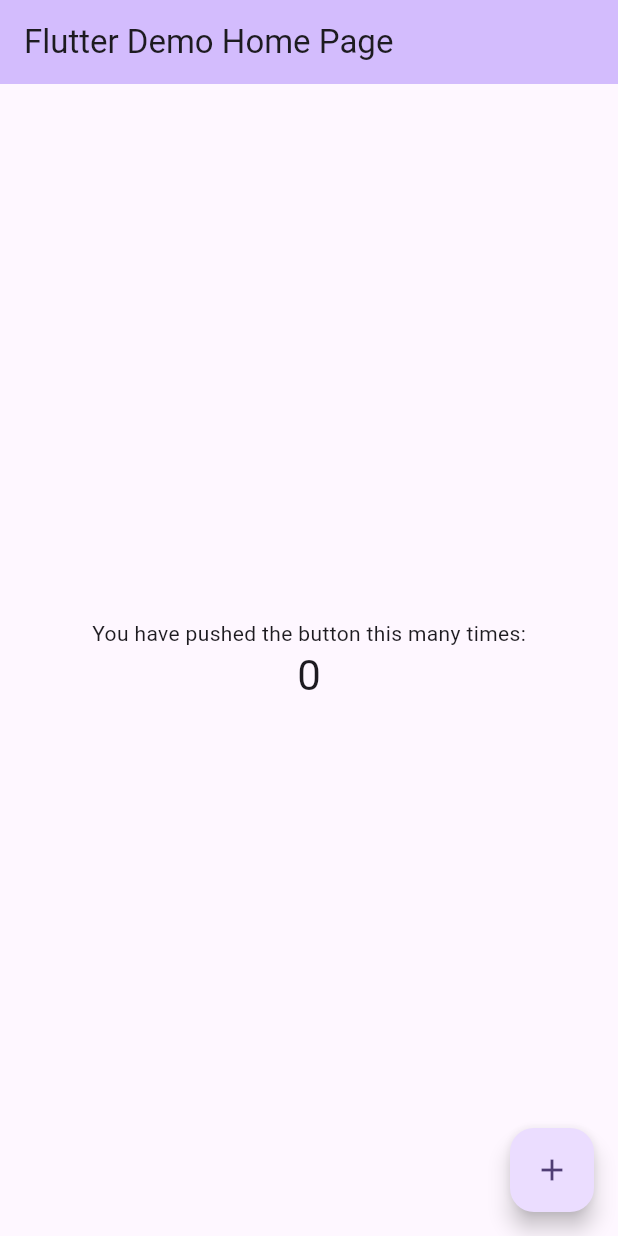
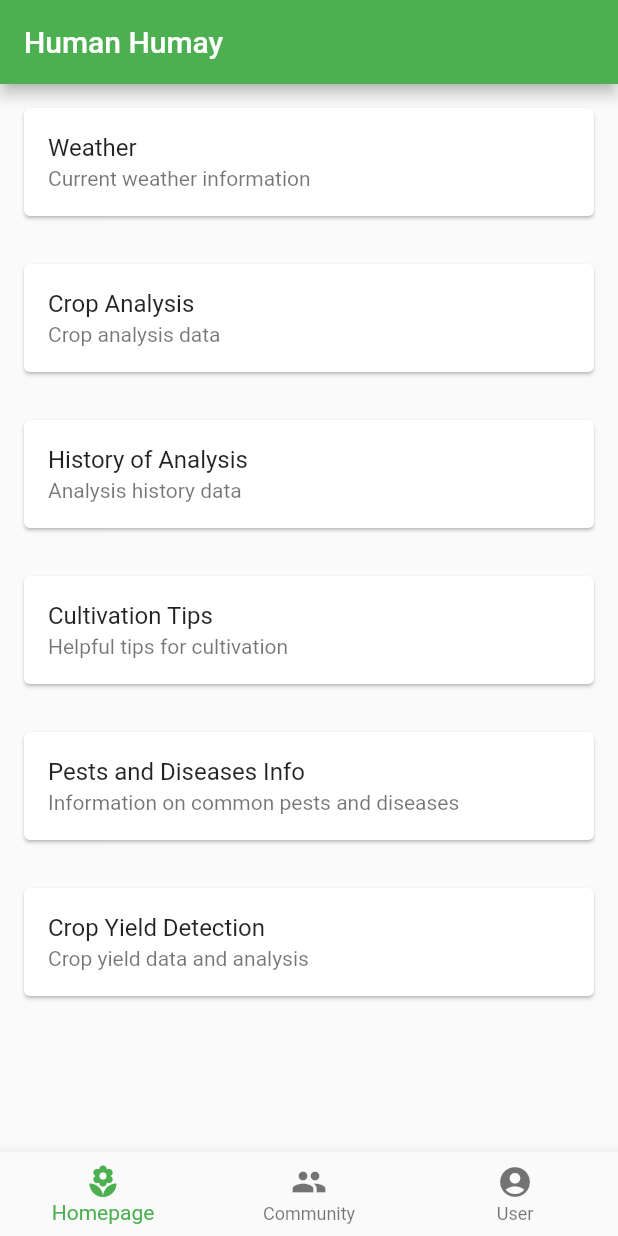
Before and after one commit to kclementir/cc206_human_humay, a Flutter app: the screen it shows after launch, on a phone screen of 412 x 824 dp. Run offline on Flutter 3.47's test engine with Material 2 defaults, Android fonts, the light colour scheme and no system bars.

Commit message:
created Dashboard feature

```diff
--- /dev/null
+++ b/lib/features/dashboard.dart
@@ -0,0 +1,81 @@
+import 'package:flutter/material.dart';
+
+class Dashboard extends StatelessWidget {
+  const Dashboard({Key? key}) : super(key: key);
+
+  @override
+  Widget build(BuildContext context) {
+    return const Scaffold(
+      body: Column(
+        crossAxisAlignment: CrossAxisAlignment.stretch,
+        children: [
+          // Weather
+          Flexible(
+            child: Card(
+              margin: EdgeInsets.all(16.0),
+              child: ListTile(
+                title: Text('Weather'),
+                subtitle: Text('Current weather information'),
+              ),
+            ),
+          ),
+
+          // Crop Analysis
+          Flexible(
+            child: Card(
+              margin: EdgeInsets.all(16.0),
+              child: ListTile(
+                title: Text('Crop Analysis'),
+                subtitle: Text('Crop analysis data'),
+              ),
+            ),
+          ),
+
+          // History of Analysis
+          Flexible(
+            child: Card(
+              margin: EdgeInsets.all(16.0),
+              child: ListTile(
+                title: Text('History of Analysis'),
+                subtitle: Text('Analysis history data'),
+              ),
+            ),
+          ),
+
+          // Cultivation Tips
+          Flexible(
+            child: Card(
+              margin: EdgeInsets.all(16.0),
+              child: ListTile(
+                title: Text('Cultivation Tips'),
+                subtitle: Text('Helpful tips for cultivation'),
+              ),
+            ),
+          ),
+
+          // Pests and Diseases Info
+          Flexible(
+            child: Card(
+              margin: EdgeInsets.all(16.0),
+              child: ListTile(
+                title: Text('Pests and Diseases Info'),
+                subtitle: Text('Information on common pests and diseases'),
+              ),
+            ),
+          ),
+
+          // Crop Yield Detection
+          Flexible(
+            child: Card(
+              margin: EdgeInsets.all(16.0),
+              child: ListTile(
+                title: Text('Crop Yield Detection'),
+                subtitle: Text('Crop yield data and analysis'),
+              ),
+            ),
+          ),
+        ],
+      ),
+    );
+  }
+}
--- a/lib/main.dart
+++ b/lib/main.dart
@@ -1,4 +1,5 @@
 import 'package:flutter/material.dart';
+import 'package:cc206_human_humay/features/dashboard.dart';
 
 void main() {
   runApp(const MyApp());
@@ -7,119 +8,97 @@ void main() {
 class MyApp extends StatelessWidget {
   const MyApp({super.key});
 
-  // This widget is the root of your application.
   @override
   Widget build(BuildContext context) {
     return MaterialApp(
-      title: 'Flutter Demo',
+      title: 'Human Humay',
       theme: ThemeData(
-        // This is the theme of your application.
-        //
-        // TRY THIS: Try running your application with "flutter run". You'll see
-        // the application has a blue toolbar. Then, without quitting the app,
-        // try changing the seedColor in the colorScheme below to Colors.green
-        // and then invoke "hot reload" (save your changes or press the "hot
-        // reload" button in a Flutter-supported IDE, or press "r" if you used
-        // the command line to start the app).
-        //
-        // Notice that the counter didn't reset back to zero; the application
-        // state is not lost during the reload. To reset the state, use hot
-        // restart instead.
-        //
-        // This works for code too, not just values: Most code changes can be
-        // tested with just a hot reload.
-        colorScheme: ColorScheme.fromSeed(seedColor: Colors.deepPurple),
-        useMaterial3: true,
+        primarySwatch: Colors.green,
       ),
-      home: const MyHomePage(title: 'Flutter Demo Home Page'),
+      home: const MyHomePage(),
     );
   }
 }
 
 class MyHomePage extends StatefulWidget {
-  const MyHomePage({super.key, required this.title});
-
-  // This widget is the home page of your application. It is stateful, meaning
-  // that it has a State object (defined below) that contains fields that affect
-  // how it looks.
-
-  // This class is the configuration for the state. It holds the values (in this
-  // case the title) provided by the parent (in this case the App widget) and
-  // used by the build method of the State. Fields in a Widget subclass are
-  // always marked "final".
-
-  final String title;
+  const MyHomePage({Key? key}) : super(key: key);
 
   @override
-  State<MyHomePage> createState() => _MyHomePageState();
+  _MyHomePageState createState() => _MyHomePageState();
 }
 
 class _MyHomePageState extends State<MyHomePage> {
-  int _counter = 0;
+  int _currentIndex = 0;
 
-  void _incrementCounter() {
-    setState(() {
-      // This call to setState tells the Flutter framework that something has
-      // changed in this State, which causes it to rerun the build method below
-      // so that the display can reflect the updated values. If we changed
-      // _counter without calling setState(), then the build method would not be
-      // called again, and so nothing would appear to happen.
-      _counter++;
-    });
-  }
+  final List<Widget> _pages = [
+    const DashboardPage(), //Done
+    const CommunityPage(),
+    const UserProfilePage(),
+  ];
 
   @override
   Widget build(BuildContext context) {
-    // This method is rerun every time setState is called, for instance as done
-    // by the _incrementCounter method above.
-    //
-    // The Flutter framework has been optimized to make rerunning build methods
-    // fast, so that you can just rebuild anything that needs updating rather
-    // than having to individually change instances of widgets.
     return Scaffold(
       appBar: AppBar(
-        // TRY THIS: Try changing the color here to a specific color (to
-        // Colors.amber, perhaps?) and trigger a hot reload to see the AppBar
-        // change color while the other colors stay the same.
-        backgroundColor: Theme.of(context).colorScheme.inversePrimary,
-        // Here we take the value from the MyHomePage object that was created by
-        // the App.build method, and use it to set our appbar title.
-        title: Text(widget.title),
+        title: const Text('Human Humay'),
       ),
-      body: Center(
-        // Center is a layout widget. It takes a single child and positions it
-        // in the middle of the parent.
-        child: Column(
-          // Column is also a layout widget. It takes a list of children and
-          // arranges them vertically. By default, it sizes itself to fit its
-          // children horizontally, and tries to be as tall as its parent.
-          //
-          // Column has various properties to control how it sizes itself and
-          // how it positions its children. Here we use mainAxisAlignment to
-          // center the children vertically; the main axis here is the vertical
-          // axis because Columns are vertical (the cross axis would be
-          // horizontal).
-          //
-          // TRY THIS: Invoke "debug painting" (choose the "Toggle Debug Paint"
-          // action in the IDE, or press "p" in the console), to see the
-          // wireframe for each widget.
-          mainAxisAlignment: MainAxisAlignment.center,
-          children: <Widget>[
-            const Text(
-              'You have pushed the button this many times:',
-            ),
-            Text(
-              '$_counter',
-              style: Theme.of(context).textTheme.headlineMedium,
-            ),
-          ],
-        ),
+      body: _pages[_currentIndex],
+      bottomNavigationBar: BottomNavigationBar(
+        currentIndex: _currentIndex,
+        onTap: (int index) {
+          setState(() {
+            _currentIndex = index;
+          });
+        },
+        items: const [
+          BottomNavigationBarItem(
+            icon: Icon(Icons.local_florist),
+            label: 'Homepage',
+          ),
+          BottomNavigationBarItem(
+            icon: Icon(Icons.people),
+            label: 'Community',
+          ),
+          BottomNavigationBarItem(
+            icon: Icon(Icons.account_circle),
+            label: 'User',
+          ),
+        ],
       ),
-      floatingActionButton: FloatingActionButton(
-        onPressed: _incrementCounter,
-        tooltip: 'Increment',
-        child: const Icon(Icons.add),
-      ), // This trailing comma makes auto-formatting nicer for build methods.
     );
   }
 }
+
+class DashboardPage extends StatelessWidget {
+  const DashboardPage({super.key});
+
+  @override
+  Widget build(BuildContext context) {
+    // Display the content from the Dashboard widget
+    return const Dashboard();
+  }
+}
+
+class CommunityPage extends StatelessWidget {
+  const CommunityPage({super.key});
+
+  @override
+  Widget build(BuildContext context) {
+    // Your CommunityPage content goes here
+    return const Center(
+      child: Text('Community Page'),
+    );
+  }
+}
+
+class UserProfilePage extends StatelessWidget {
+  const UserProfilePage({super.key});
+
+  @override
+  Widget build(BuildContext context) {
+    // Your UserProfilePage content goes here
+    return const Center(
+      child: Text('User Profile Page'),
+    );
+  }
+}
```
